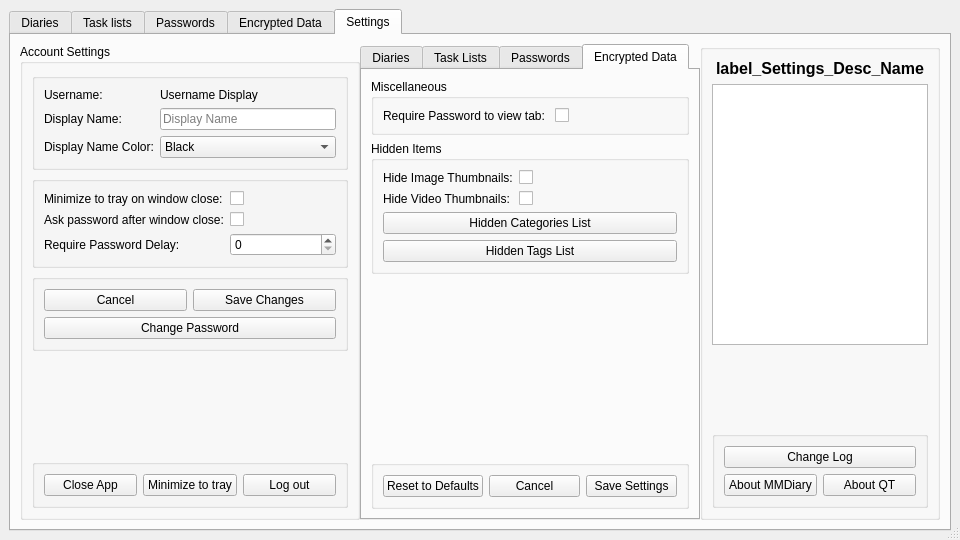
Before: the Qt Designer form mainwindow.ui in therealMaPMaKeR/MMDiary, drawn with Qt 5.
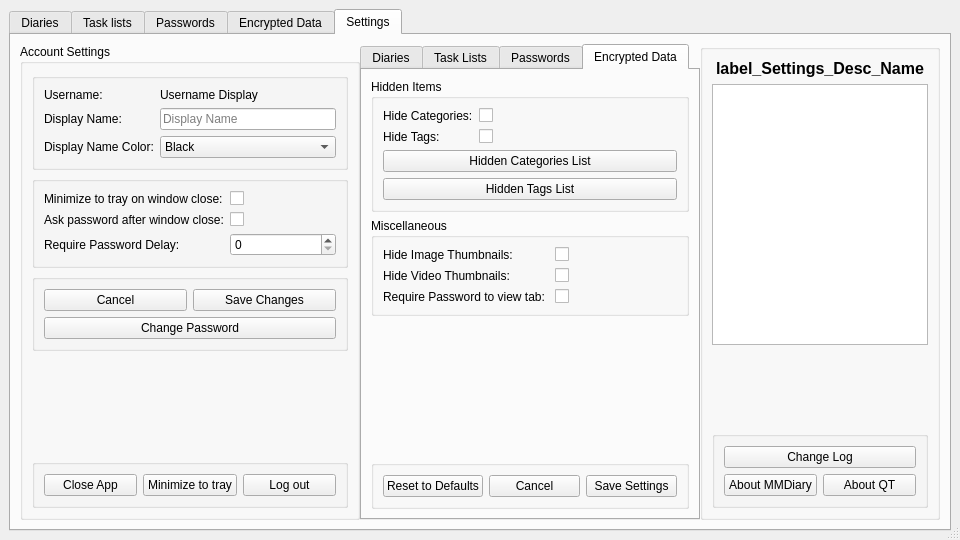
After: the same form once the commit is applied. The open tabs and pages were chosen to show the change. Custom widgets are drawn as their Qt base class.

Commit message:
moved hide items settings
from list of hidden items to main settings page

```diff
--- a/mainwindow.ui
+++ b/mainwindow.ui
@@ -1612,29 +1612,6 @@
             <string>Encrypted Data</string>
            </attribute>
            <layout class="QVBoxLayout" name="verticalLayout_21">
-            <item>
-             <widget class="QGroupBox" name="groupBox_18">
-              <property name="title">
-               <string>Miscellaneous</string>
-              </property>
-              <layout class="QFormLayout" name="formLayout_9">
-               <item row="0" column="0">
-                <widget class="QLabel" name="label_24">
-                 <property name="text">
-                  <string>Require Password to view tab: </string>
-                 </property>
-                </widget>
-               </item>
-               <item row="0" column="1">
-                <widget class="custom_QCheckboxWidget" name="checkBox_DataENC_ReqPW">
-                 <property name="text">
-                  <string/>
-                 </property>
-                </widget>
-               </item>
-              </layout>
-             </widget>
-            </item>
             <item>
              <widget class="QGroupBox" name="groupBox_20">
               <property name="title">
@@ -1644,28 +1621,28 @@
                <item>
                 <layout class="QFormLayout" name="formLayout_10">
                  <item row="0" column="0">
-                  <widget class="QLabel" name="label_25">
+                  <widget class="QLabel" name="label_28">
                    <property name="text">
-                    <string>Hide Image Thumbnails:</string>
-                   </property>
-                  </widget>
-                 </item>
-                 <item row="0" column="1">
-                  <widget class="custom_QCheckboxWidget" name="checkBox_DataENC_HideThumbnails_Image">
-                   <property name="text">
-                    <string/>
+                    <string>Hide Categories:</string>
                    </property>
                   </widget>
                  </item>
                  <item row="1" column="0">
-                  <widget class="QLabel" name="label_26">
+                  <widget class="QLabel" name="label_29">
                    <property name="text">
-                    <string>Hide Video Thumbnails:</string>
+                    <string>Hide Tags:</string>
+                   </property>
+                  </widget>
+                 </item>
+                 <item row="0" column="1">
+                  <widget class="custom_QCheckboxWidget" name="checkBox_DataENC_HideCategories">
+                   <property name="text">
+                    <string/>
                    </property>
                   </widget>
                  </item>
                  <item row="1" column="1">
-                  <widget class="custom_QCheckboxWidget" name="checkBox_DataENC_HideThumbnails_Video">
+                  <widget class="custom_QCheckboxWidget" name="checkBox_DataENC_HideTags">
                    <property name="text">
                     <string/>
                    </property>
@@ -1690,6 +1667,57 @@
               </layout>
              </widget>
             </item>
+            <item>
+             <widget class="QGroupBox" name="groupBox_18">
+              <property name="title">
+               <string>Miscellaneous</string>
+              </property>
+              <layout class="QFormLayout" name="formLayout_9">
+               <item row="2" column="0">
+                <widget class="QLabel" name="label_24">
+                 <property name="text">
+                  <string>Require Password to view tab: </string>
+                 </property>
+                </widget>
+               </item>
+               <item row="2" column="1">
+                <widget class="custom_QCheckboxWidget" name="checkBox_DataENC_ReqPW">
+                 <property name="text">
+                  <string/>
+                 </property>
+                </widget>
+               </item>
+               <item row="0" column="0">
+                <widget class="QLabel" name="label_25">
+                 <property name="text">
+                  <string>Hide Image Thumbnails:</string>
+                 </property>
+                </widget>
+               </item>
+               <item row="0" column="1">
+                <widget class="custom_QCheckboxWidget" name="checkBox_DataENC_HideThumbnails_Image">
+                 <property name="text">
+                  <string/>
+                 </property>
+                </widget>
+               </item>
+               <item row="1" column="0">
+                <widget class="QLabel" name="label_26">
+                 <property name="text">
+                  <string>Hide Video Thumbnails:</string>
+                 </property>
+                </widget>
+               </item>
+               <item row="1" column="1">
+                <widget class="custom_QCheckboxWidget" name="checkBox_DataENC_HideThumbnails_Video">
+                 <property name="text">
+                  <string/>
+                 </property>
+                </widget>
+               </item>
+              </layout>
+             </widget>
+            </item>
             <item>
              <spacer name="verticalSpacer_2">
               <property name="orientation">
```
Left out of the diff: 31 changed lines with no effect on the pictures. The commit also changes 3 other files.
